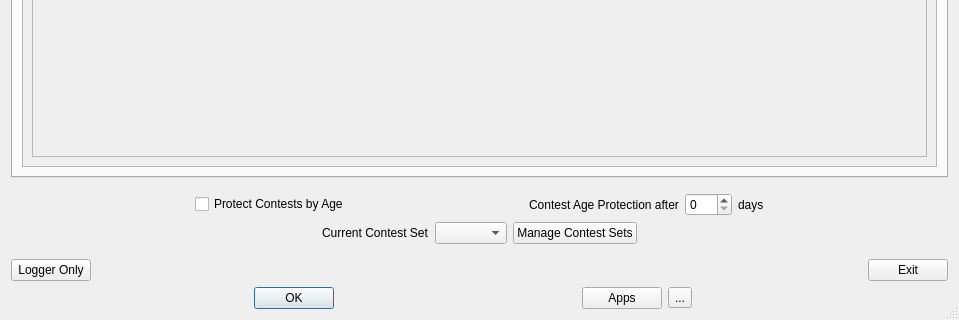
Old version of the form mqt/MqtLogger/taboutbox.ui in the repository Rsclub22/Minos2-Mirror; both pictures show x 0 to 959 and y 166 to 486 of the 959 by 486 pixel window.
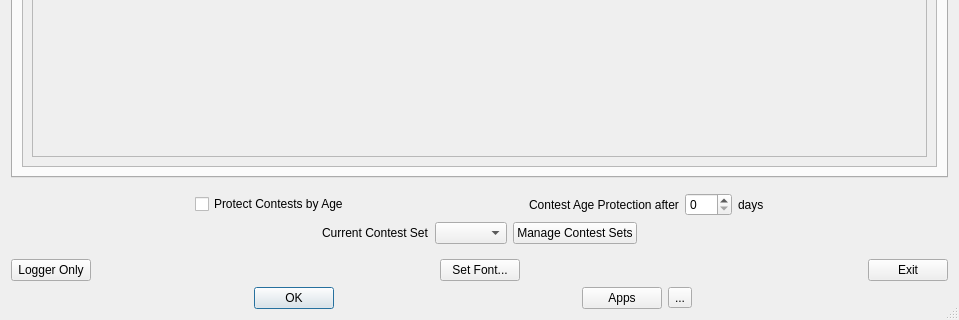
New version of the form.

Commit message: Add a font selector to the about box

Patch:
```diff
--- a/mqt/MqtLogger/taboutbox.ui
+++ b/mqt/MqtLogger/taboutbox.ui
@@ -293,6 +293,26 @@
        </property>
       </spacer>
      </item>
+     <item>
+      <widget class="QPushButton" name="fontButton">
+       <property name="text">
+        <string>Set Font...</string>
+       </property>
+      </widget>
+     </item>
+     <item>
+      <spacer name="horizontalSpacer_10">
+       <property name="orientation">
+        <enum>Qt::Horizontal</enum>
+       </property>
+       <property name="sizeHint" stdset="0">
+        <size>
+         <width>40</width>
+         <height>20</height>
+        </size>
+       </property>
+      </spacer>
+     </item>
      <item>
       <widget class="QPushButton" name="ExitButton">
        <property name="text">
```
The commit also changes 2 other files.
